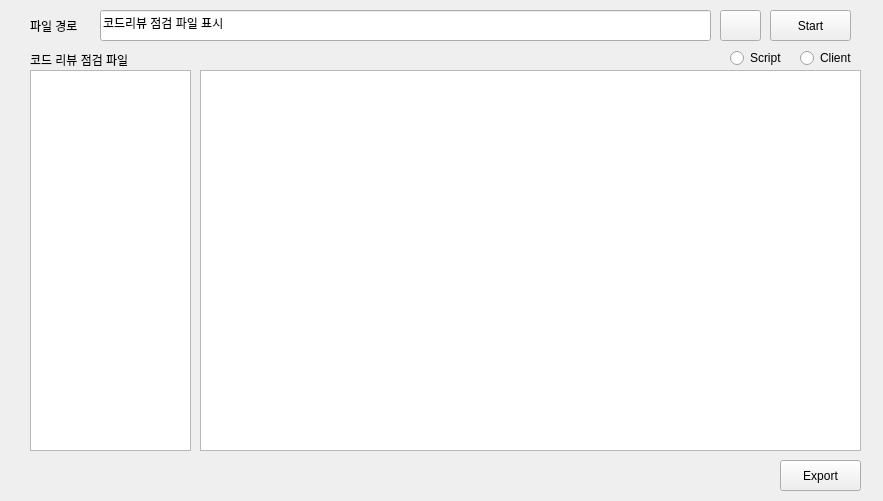
kimhopepa/PythonPjt, file CodeReviewTool/CodeReviewUI.ui: the form before one commit.
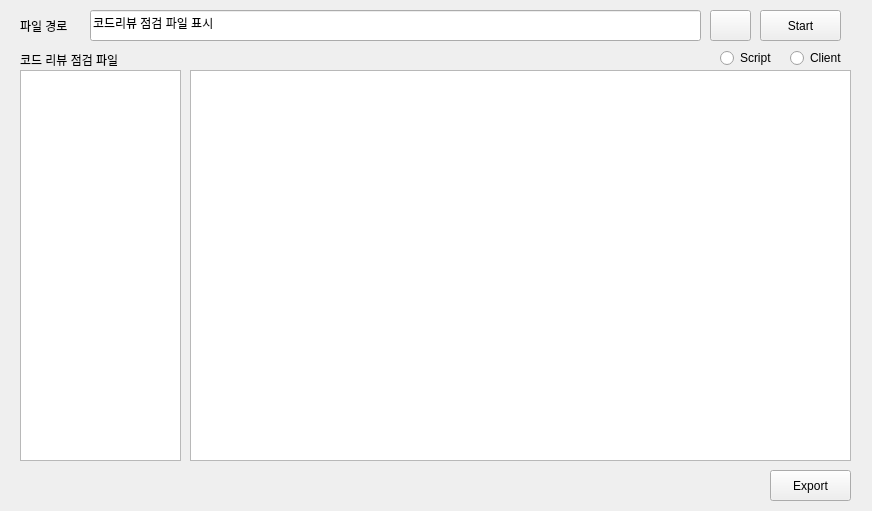
The form after the commit. Icons and pictures are not drawn.

Diff of the .ui file:
```diff
--- a/CodeReviewTool/CodeReviewUI.ui
+++ b/CodeReviewTool/CodeReviewUI.ui
@@ -6,8 +6,8 @@
    <rect>
     <x>0</x>
     <y>0</y>
-    <width>883</width>
-    <height>501</height>
+    <width>872</width>
+    <height>511</height>
    </rect>
   </property>
   <property name="sizePolicy">
@@ -29,7 +29,7 @@
   <widget class="QLineEdit" name="lineEdit_Path">
    <property name="geometry">
     <rect>
-     <x>100</x>
+     <x>90</x>
      <y>10</y>
      <width>611</width>
      <height>31</height>
@@ -57,7 +57,7 @@
   <widget class="QPushButton" name="pushButton_Open">
    <property name="geometry">
     <rect>
-     <x>720</x>
+     <x>710</x>
      <y>10</y>
      <width>41</width>
      <height>31</height>
@@ -74,7 +74,7 @@
   <widget class="QPushButton" name="pushButton_Start">
    <property name="geometry">
     <rect>
-     <x>770</x>
+     <x>760</x>
      <y>10</y>
      <width>81</width>
      <height>31</height>
@@ -87,8 +87,8 @@
   <widget class="QPushButton" name="pushButton_Export">
    <property name="geometry">
     <rect>
-     <x>780</x>
-     <y>460</y>
+     <x>770</x>
+     <y>470</y>
      <width>81</width>
      <height>31</height>
     </rect>
@@ -100,7 +100,7 @@
   <widget class="QRadioButton" name="radioButton_CLI">
    <property name="geometry">
     <rect>
-     <x>800</x>
+     <x>790</x>
      <y>50</y>
      <width>61</width>
      <height>16</height>
@@ -113,7 +113,7 @@
   <widget class="QRadioButton" name="radioButton_SVR">
    <property name="geometry">
     <rect>
-     <x>730</x>
+     <x>720</x>
      <y>50</y>
      <width>61</width>
      <height>16</height>
@@ -126,10 +126,10 @@
   <widget class="QTableWidget" name="tableWidget">
    <property name="geometry">
     <rect>
-     <x>200</x>
+     <x>190</x>
      <y>70</y>
      <width>661</width>
-     <height>381</height>
+     <height>391</height>
     </rect>
    </property>
    <property name="frameShape">
@@ -172,10 +172,10 @@
   <widget class="QTableWidget" name="tableWidget_File">
    <property name="geometry">
     <rect>
-     <x>30</x>
+     <x>20</x>
      <y>70</y>
      <width>161</width>
-     <height>381</height>
+     <height>391</height>
     </rect>
    </property>
    <property name="frameShape">
@@ -221,7 +221,7 @@
   <widget class="QLabel" name="label">
    <property name="geometry">
     <rect>
-     <x>30</x>
+     <x>20</x>
      <y>20</y>
      <width>56</width>
      <height>12</height>
@@ -234,7 +234,7 @@
   <widget class="QLabel" name="label_selected_file_name">
    <property name="geometry">
     <rect>
-     <x>30</x>
+     <x>20</x>
      <y>50</y>
      <width>161</width>
      <height>20</height>
```
